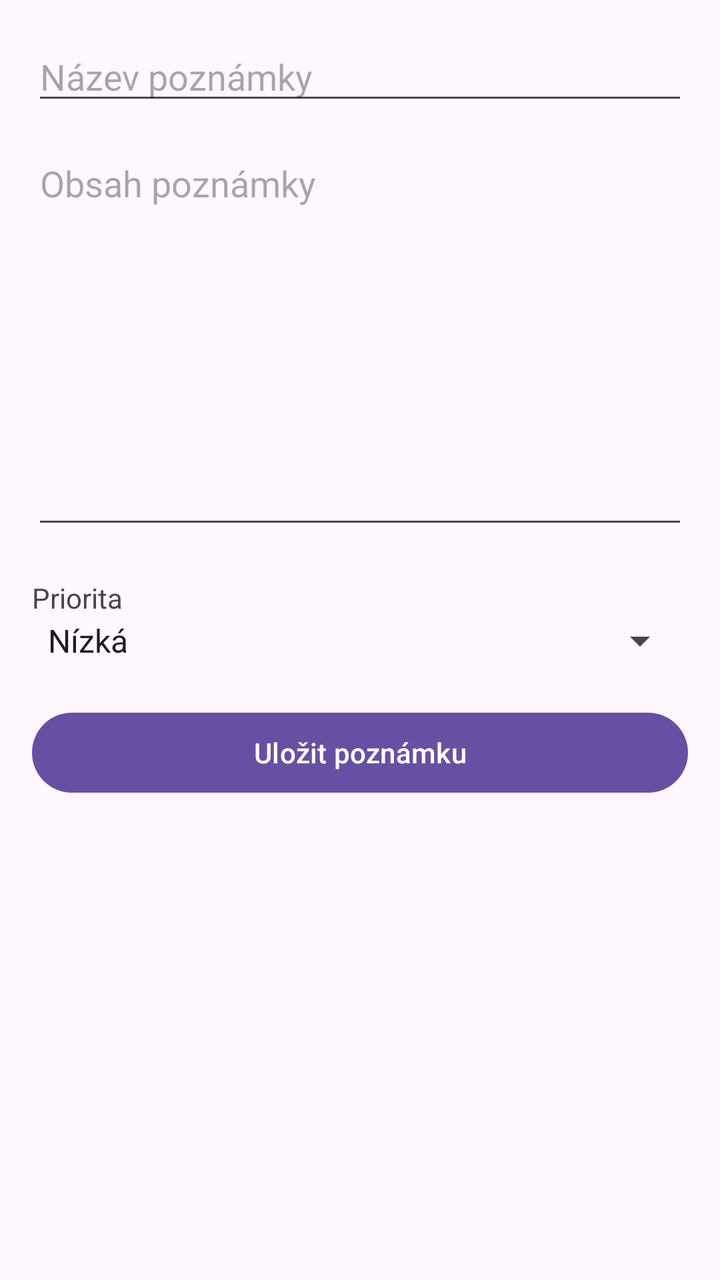
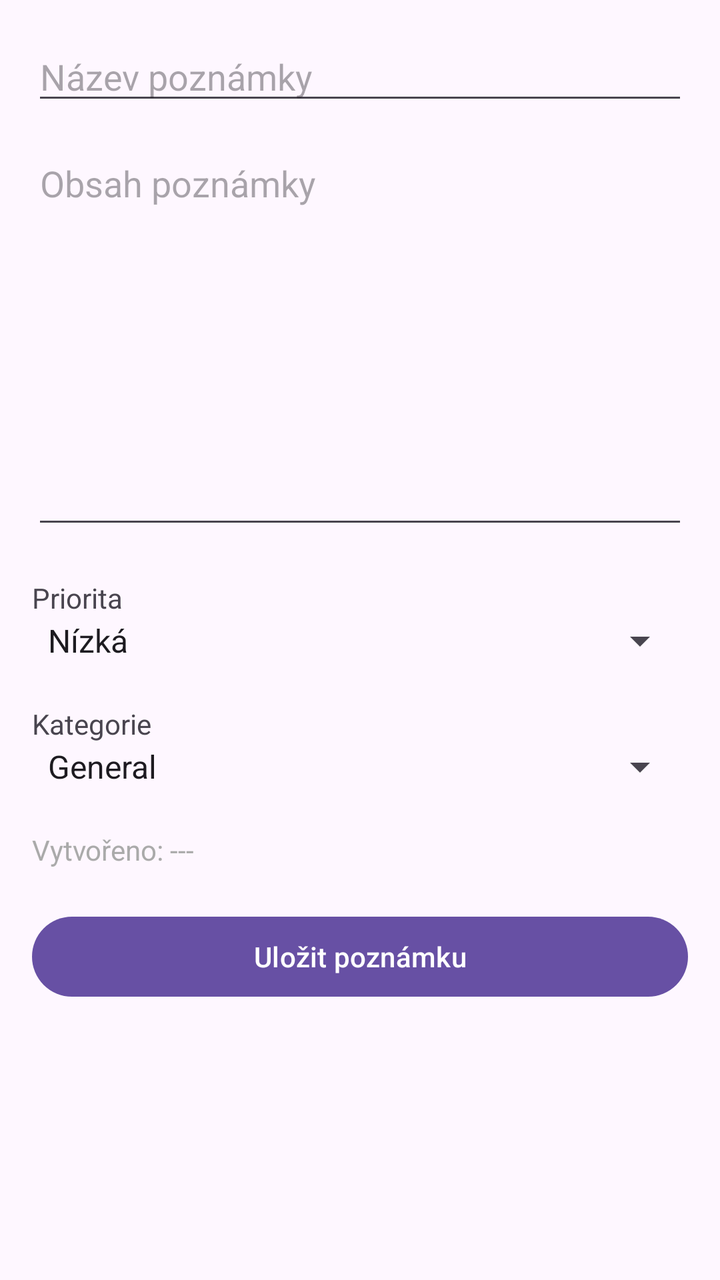

Screens rendered from an Android XML layout before and after an edit, with the pre-edit source and the edit as a unified diff.
<!-- AndroidManifest.xml: application theme Theme.NoteHub -->
<!-- res/layout/activity_add_note.xml -->
<?xml version="1.0" encoding="utf-8"?>
<ScrollView xmlns:android="http://schemas.android.com/apk/res/android"
    xmlns:app="http://schemas.android.com/apk/res-auto"
    xmlns:tools="http://schemas.android.com/tools"
    android:layout_width="match_parent"
    android:layout_height="match_parent"
    android:padding="16dp"
    tools:context=".AddNoteActivity">

    <LinearLayout
        android:layout_width="match_parent"
        android:layout_height="wrap_content"
        android:orientation="vertical">

        
        <EditText
            android:id="@+id/editTextTitle"
            android:layout_width="match_parent"
            android:layout_height="wrap_content"
            android:hint="Název poznámky"
            android:inputType="textCapSentences"
            android:layout_marginBottom="12dp" />

        
        <EditText
            android:id="@+id/editTextContent"
            android:layout_width="match_parent"
            android:layout_height="200dp"
            android:gravity="top"
            android:hint="Obsah poznámky"
            android:inputType="textMultiLine"
            android:layout_marginBottom="20dp" />

        
        <TextView
            android:layout_width="wrap_content"
            android:layout_height="wrap_content"
            android:text="Priorita" />

        <Spinner
            android:id="@+id/spinnerPriority"
            android:layout_width="match_parent"
            android:layout_height="wrap_content"
            android:layout_marginBottom="20dp"
            android:entries="@array/priority_names" />

        
        <Button
            android:id="@+id/btnSaveNote"
            android:layout_width="match_parent"
            android:layout_height="wrap_content"
            android:text="Uložit poznámku" />
    </LinearLayout>
</ScrollView>
<!-- resources referenced by this layout -->
<resources>
  <string-array name="priority_names">
          <item>Nízká</item>
          <item>Střední</item>
          <item>Vysoká</item>
      </string-array>
  <style name="Theme.NoteHub" parent="Base.Theme.NoteHub" />
  <style name="Base.Theme.NoteHub" parent="Theme.Material3.DayNight.NoActionBar">
          
          
      </style>
</resources>

<!-- the commit's change to res/layout/activity_add_note.xml (unified diff, before → after) -->
@@ -45,6 +45,28 @@
             android:entries="@array/priority_names" />
 
         
+        <TextView
+            android:layout_width="wrap_content"
+            android:layout_height="wrap_content"
+            android:text="Kategorie" />
+
+        <Spinner
+            android:id="@+id/spinnerCategory"
+            android:layout_width="match_parent"
+            android:layout_height="wrap_content"
+            android:layout_marginBottom="20dp"
+            android:entries="@array/category_names" />
+
+        
+        <TextView
+            android:id="@+id/textCreatedAtInfo"
+            android:layout_width="match_parent"
+            android:layout_height="wrap_content"
+            android:text="Vytvořeno: ---"
+            android:textColor="@android:color/darker_gray"
+            android:layout_marginBottom="20dp" />
+
+        
         <Button
             android:id="@+id/btnSaveNote"
             android:layout_width="match_parent"
<!-- resource entries referenced after the edit -->
@@ -1,5 +1,11 @@
 <!-- resources referenced by this layout -->
 <resources>
+  <string-array name="category_names">
+          <item>General</item>
+          <item>Škola</item>
+          <item>Práce</item>
+          <item>Osobní</item>
+      </string-array>
   <string-array name="priority_names">
           <item>Nízká</item>
           <item>Střední</item>
